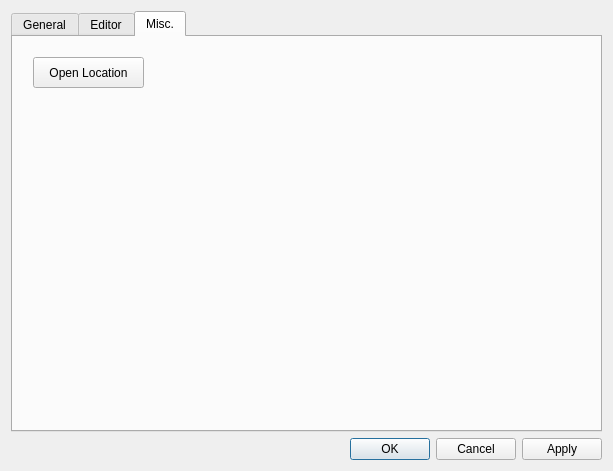
Qt form src/settingsdialog.ui (GAMS-dev/studio) before a commit.
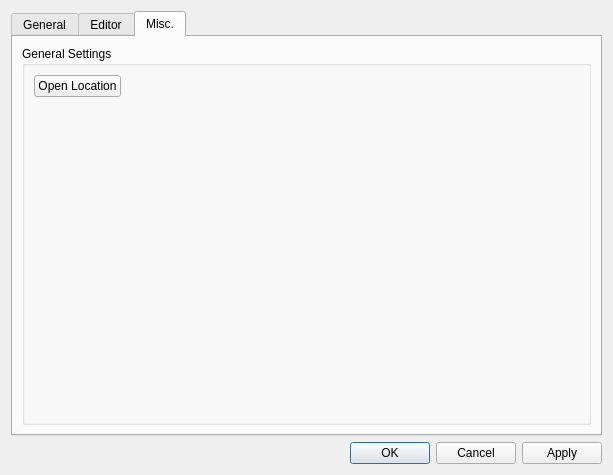
The same form after that commit. The open tabs and pages were chosen to show the change.

Commit message: finalized settings ui scaling rework

```diff
--- a/src/settingsdialog.ui
+++ b/src/settingsdialog.ui
@@ -7,7 +7,7 @@
     <x>0</x>
     <y>0</y>
     <width>613</width>
-    <height>471</height>
+    <height>475</height>
    </rect>
   </property>
   <property name="windowTitle">
@@ -519,15 +519,34 @@
       <attribute name="title">
        <string>Misc.</string>
       </attribute>
+      <layout class="QGridLayout" name="gridLayout_7">
+       <item row="0" column="0">
+        <widget class="QGroupBox" name="gb_general_2">
+         <property name="sizePolicy">
+          <sizepolicy hsizetype="Expanding" vsizetype="Expanding">
+           <horstretch>0</horstretch>
+           <verstretch>0</verstretch>
+          </sizepolicy>
+         </property>
+         <property name="title">
+          <string>General Settings</string>
+         </property>
+         <layout class="QGridLayout" name="gridLayout_6">
+          <item row="0" column="1">
+           <spacer name="horizontalSpacer_2">
+            <property name="orientation">
+             <enum>Qt::Horizontal</enum>
+            </property>
+            <property name="sizeHint" stdset="0">
+             <size>
+              <width>40</width>
+              <height>20</height>
+             </size>
+            </property>
+           </spacer>
+          </item>
+          <item row="0" column="0">
       <widget class="QPushButton" name="btn_openUserLibLocation">
-       <property name="geometry">
-        <rect>
-         <x>20</x>
-         <y>20</y>
-         <width>111</width>
-         <height>31</height>
-        </rect>
-       </property>
        <property name="sizePolicy">
         <sizepolicy hsizetype="Minimum" vsizetype="Fixed">
          <horstretch>0</horstretch>
@@ -538,6 +557,24 @@
         <string>Open Location</string>
        </property>
       </widget>
+          </item>
+          <item row="1" column="0">
+           <spacer name="verticalSpacer">
+            <property name="orientation">
+             <enum>Qt::Vertical</enum>
+            </property>
+            <property name="sizeHint" stdset="0">
+             <size>
+              <width>20</width>
+              <height>40</height>
+             </size>
+            </property>
+           </spacer>
+          </item>
+         </layout>
+        </widget>
+       </item>
+      </layout>
      </widget>
     </widget>
    </item>
```
Left out of the diff: 2 changed lines with no effect on the pictures. Lines whose indentation alone changed are shown as unchanged.
